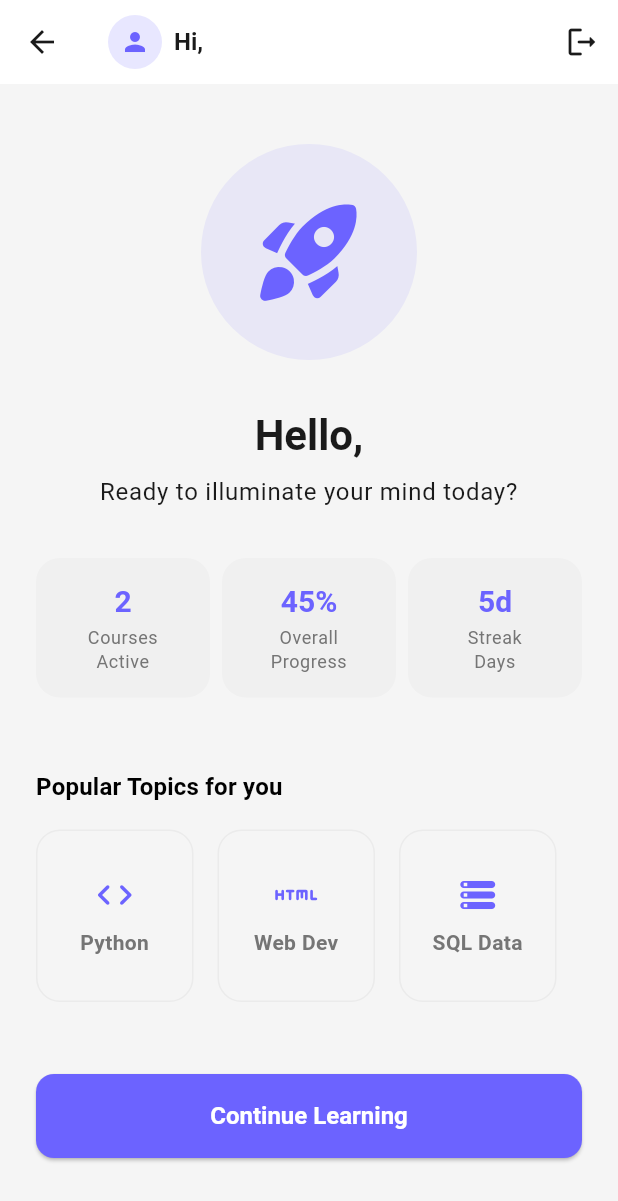
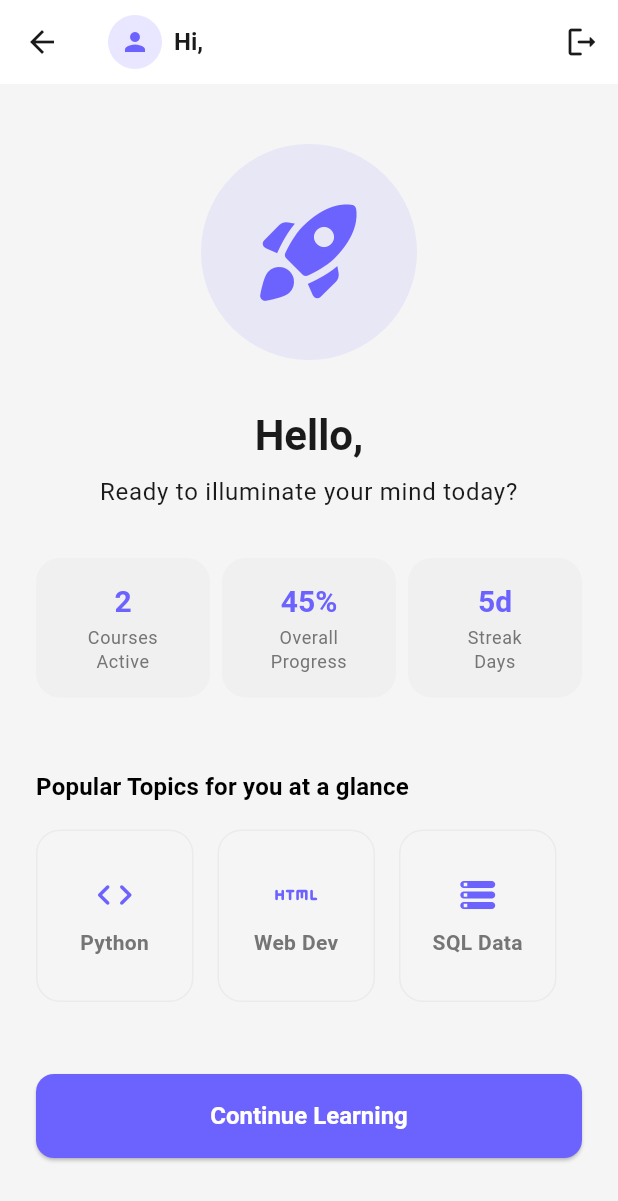
Before and after one commit to ahadulsohag/skill_up, a Flutter app: the HomeScreen screen opened by its route, on a phone screen of 412 x 824 dp. Shown: the top 1201 px of the screen. Run offline on Flutter 3.47's test engine with Material 3 defaults, Android fonts, the phone set to English and light mode, and no system bars; our stand-ins replace supabase_flutter; accounts and stored records are empty.

```diff
--- a/lib/features/home/presentation/screens/home_screen.dart
+++ b/lib/features/home/presentation/screens/home_screen.dart
@@ -103,7 +103,7 @@ class HomeScreen extends StatelessWidget {
               Align(
                 alignment: Alignment.centerLeft,
                 child: Text(
-                  'Popular Topics for you',
+                  'Popular Topics for you at a glance',
                   style: Theme.of(context).textTheme.titleMedium?.copyWith(
                     fontWeight: FontWeight.bold,
                   ),
```
